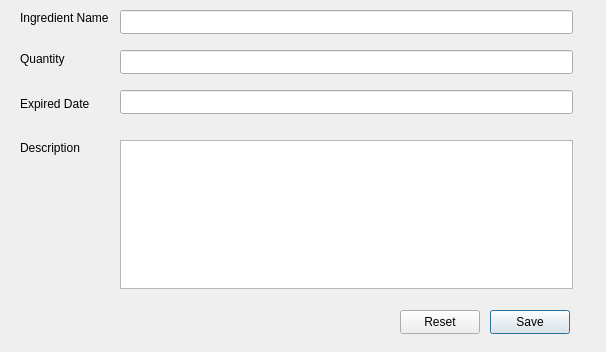
khooinguyeen/FoodManagementSystem, file addtostorage.ui: the form before one commit.
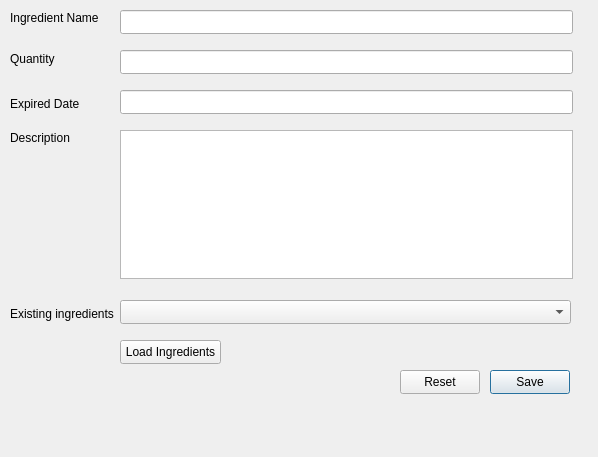
The form after the commit.

Commit message: feat: finished storage class (need to modify ui)

Diff of the .ui file:
```diff
--- a/addtostorage.ui
+++ b/addtostorage.ui
@@ -6,8 +6,8 @@
    <rect>
     <x>0</x>
     <y>0</y>
-    <width>606</width>
-    <height>352</height>
+    <width>598</width>
+    <height>457</height>
    </rect>
   </property>
   <property name="windowTitle">
@@ -46,7 +46,7 @@
   <widget class="QLabel" name="ingredientNameLabel">
    <property name="geometry">
     <rect>
-     <x>20</x>
+     <x>10</x>
      <y>10</y>
      <width>90</width>
      <height>16</height>
@@ -59,7 +59,7 @@
   <widget class="QLabel" name="quantityLabel">
    <property name="geometry">
     <rect>
-     <x>20</x>
+     <x>10</x>
      <y>50</y>
      <width>46</width>
      <height>18</height>
@@ -72,7 +72,7 @@
   <widget class="QLabel" name="expiredDateLabel">
    <property name="geometry">
     <rect>
-     <x>20</x>
+     <x>10</x>
      <y>90</y>
      <width>71</width>
      <height>28</height>
@@ -86,7 +86,7 @@
    <property name="geometry">
     <rect>
      <x>120</x>
-     <y>140</y>
+     <y>130</y>
      <width>453</width>
      <height>149</height>
     </rect>
@@ -95,8 +95,8 @@
   <widget class="QLabel" name="label">
    <property name="geometry">
     <rect>
-     <x>20</x>
-     <y>140</y>
+     <x>10</x>
+     <y>130</y>
      <width>61</width>
      <height>16</height>
     </rect>
@@ -109,7 +109,7 @@
    <property name="geometry">
     <rect>
      <x>490</x>
-     <y>310</y>
+     <y>370</y>
      <width>80</width>
      <height>24</height>
     </rect>
@@ -122,7 +122,7 @@
    <property name="geometry">
     <rect>
      <x>400</x>
-     <y>310</y>
+     <y>370</y>
      <width>80</width>
      <height>24</height>
     </rect>
@@ -131,6 +131,42 @@
     <string>Reset</string>
    </property>
   </widget>
+  <widget class="QLabel" name="chooseIngredientsLabel">
+   <property name="geometry">
+    <rect>
+     <x>10</x>
+     <y>300</y>
+     <width>111</width>
+     <height>28</height>
+    </rect>
+   </property>
+   <property name="text">
+    <string>Existing ingredients</string>
+   </property>
+  </widget>
+  <widget class="QComboBox" name="existingIngredientsComboBox">
+   <property name="geometry">
+    <rect>
+     <x>120</x>
+     <y>300</y>
+     <width>451</width>
+     <height>24</height>
+    </rect>
+   </property>
+  </widget>
+  <widget class="QPushButton" name="loadIngredientsButton">
+   <property name="geometry">
+    <rect>
+     <x>120</x>
+     <y>340</y>
+     <width>101</width>
+     <height>24</height>
+    </rect>
+   </property>
+   <property name="text">
+    <string>Load Ingredients</string>
+   </property>
+  </widget>
  </widget>
  <resources/>
  <connections/>
```
Left out of the diff: 2 changed lines with no effect on the pictures. The commit also changes 10 other files.
